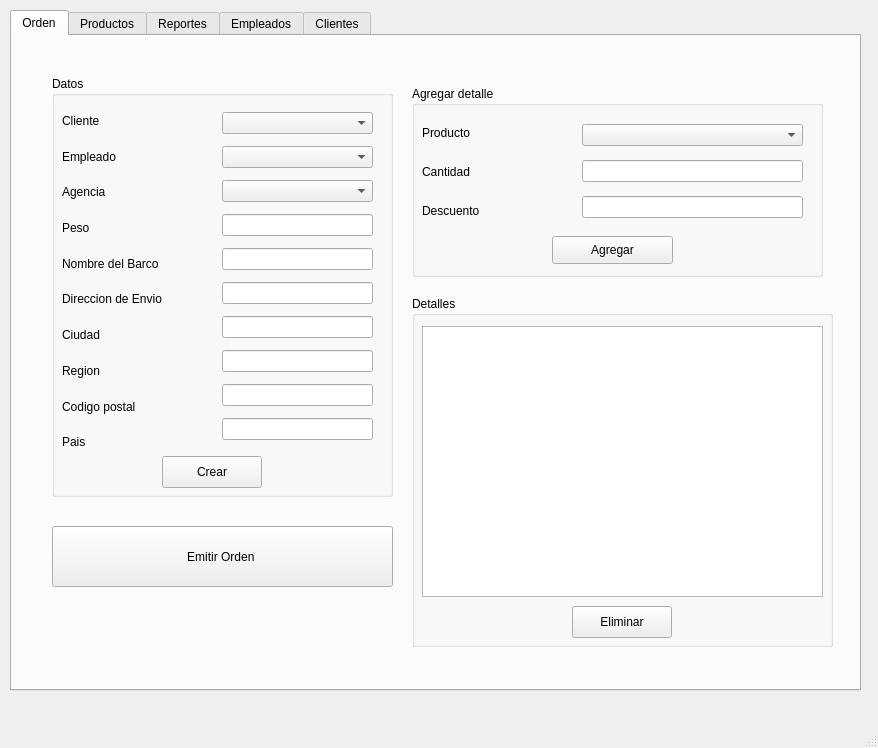
Qt form mainwindow.ui (jairoaguilarts/Desktop-App-Proyect) before a commit.
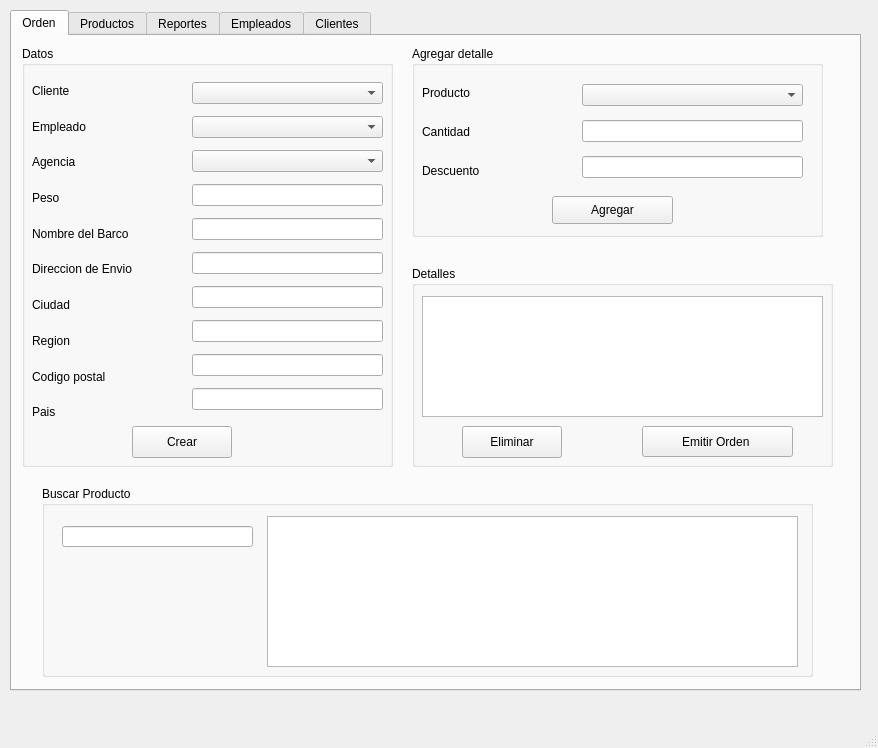
The same form after that commit.

Commit message: Intento de buscar productos

The edit to the form file:
```diff
--- a/mainwindow.ui
+++ b/mainwindow.ui
@@ -36,9 +36,9 @@
      <widget class="QGroupBox" name="groupBox">
       <property name="geometry">
        <rect>
-        <x>40</x>
-        <y>40</y>
-        <width>341</width>
+        <x>10</x>
+        <y>10</y>
+        <width>371</width>
         <height>421</height>
        </rect>
       </property>
@@ -132,7 +132,7 @@
         <rect>
          <x>170</x>
          <y>30</y>
-         <width>151</width>
+         <width>191</width>
          <height>345</height>
         </rect>
        </property>
@@ -183,24 +183,11 @@
        </property>
       </widget>
      </widget>
-     <widget class="QPushButton" name="emitirorden">
-      <property name="geometry">
-       <rect>
-        <x>40</x>
-        <y>490</y>
-        <width>341</width>
-        <height>61</height>
-       </rect>
-      </property>
-      <property name="text">
-       <string>Emitir Orden </string>
-      </property>
-     </widget>
      <widget class="QGroupBox" name="groupBox_2">
       <property name="geometry">
        <rect>
         <x>400</x>
-        <y>50</y>
+        <y>10</y>
         <width>411</width>
         <height>191</height>
        </rect>
@@ -280,9 +267,9 @@
       <property name="geometry">
        <rect>
         <x>400</x>
-        <y>260</y>
+        <y>230</y>
         <width>421</width>
-        <height>351</height>
+        <height>201</height>
        </rect>
       </property>
       <property name="title">
@@ -294,21 +281,67 @@
          <x>10</x>
          <y>30</y>
          <width>401</width>
-         <height>271</height>
+         <height>121</height>
         </rect>
        </property>
       </widget>
       <widget class="QPushButton" name="PB_EliminarDetalle">
        <property name="geometry">
         <rect>
-         <x>160</x>
-         <y>310</y>
+         <x>50</x>
+         <y>160</y>
          <width>100</width>
          <height>32</height>
         </rect>
        </property>
        <property name="text">
         <string>Eliminar</string>
+       </property>
+      </widget>
+      <widget class="QPushButton" name="emitirorden">
+       <property name="geometry">
+        <rect>
+         <x>230</x>
+         <y>160</y>
+         <width>151</width>
+         <height>31</height>
+        </rect>
+       </property>
+       <property name="text">
+        <string>Emitir Orden </string>
+       </property>
+      </widget>
+     </widget>
+     <widget class="QGroupBox" name="groupBox_15">
+      <property name="geometry">
+       <rect>
+        <x>30</x>
+        <y>450</y>
+        <width>771</width>
+        <height>191</height>
+       </rect>
+      </property>
+      <property name="title">
+       <string>Buscar Producto</string>
+      </property>
+      <widget class="QLineEdit" name="LE_buscarProducto">
+       <property name="geometry">
+        <rect>
+         <x>20</x>
+         <y>40</y>
+         <width>191</width>
+         <height>21</height>
+        </rect>
+       </property>
+      </widget>
+      <widget class="QTableWidget" name="TW_buscarProducto">
+       <property name="geometry">
+        <rect>
+         <x>225</x>
+         <y>30</y>
+         <width>531</width>
+         <height>151</height>
+        </rect>
        </property>
       </widget>
      </widget>
```
The commit also changes 2 other files.
